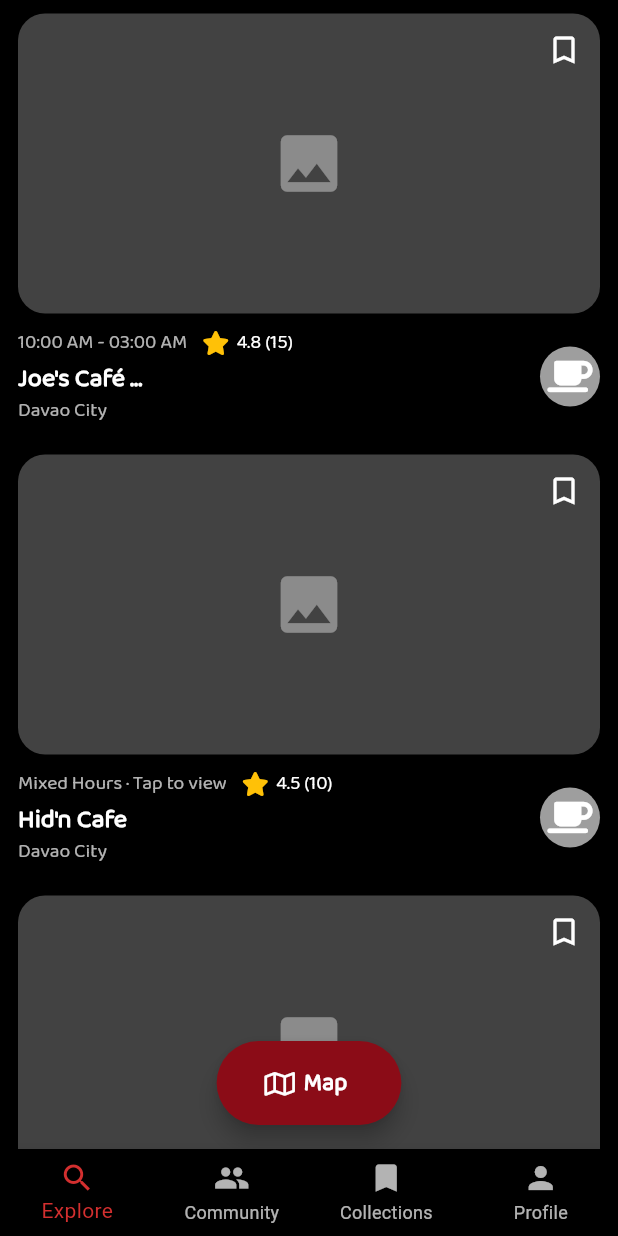
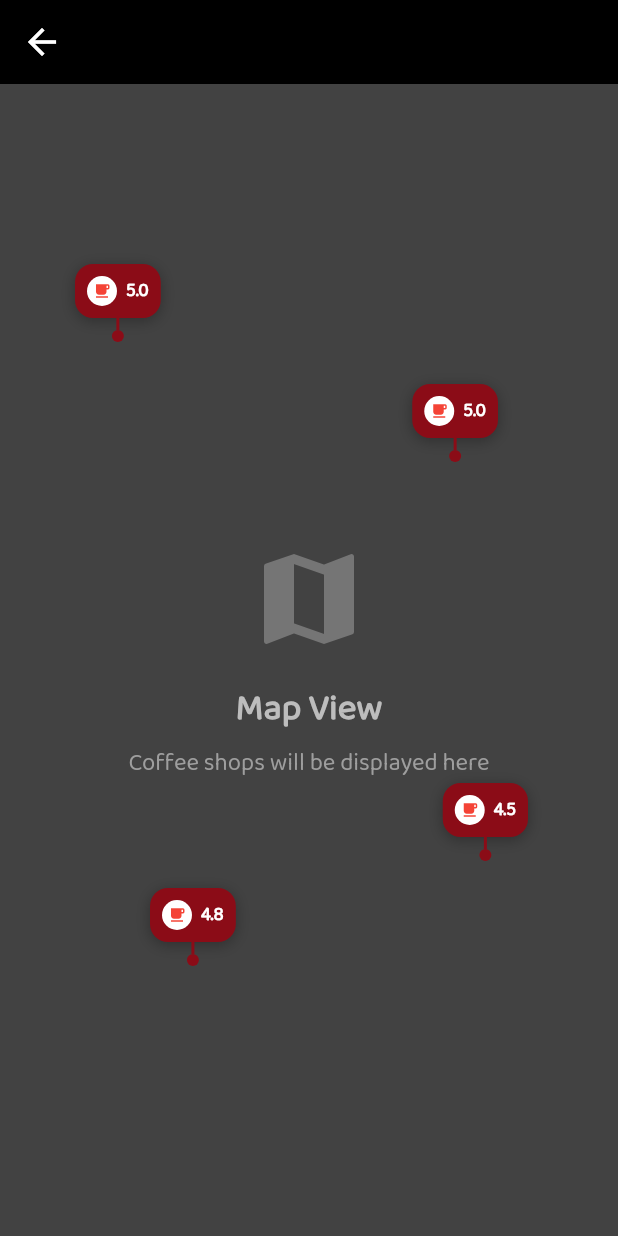
Before and after one commit to lansoyyy/CoFi, a Flutter app: the HomeScreen screen opened directly, scrolled down 1152 dp, after a tap on "Map", on a phone screen of 412 x 824 dp. Run offline on Flutter 3.47's test engine with Material 3 defaults, Android fonts, the phone set to English and light mode, and no system bars; our stand-ins replace fluttertoast, font_awesome_flutter.

Commit message:
added map screen ui

```diff
--- a/lib/main.dart
+++ b/lib/main.dart
@@ -8,6 +8,7 @@ import 'screens/subscreens/visited_cafes_screen.dart';
 import 'screens/subscreens/submit_shop_screen.dart';
 import 'screens/subscreens/business_screen.dart';
 import 'screens/subscreens/business_profile_screen.dart';
+import 'screens/subscreens/map_view_screen.dart';
 import 'utils/colors.dart';
 
 void main() {
@@ -33,6 +34,7 @@ class MyApp extends StatelessWidget {
         '/submitShop': (context) => const SubmitShopScreen(),
         '/business': (context) => const BusinessScreen(),
         '/businessProfile': (context) => const BusinessProfileScreen(),
+        '/mapView': (context) => const MapViewScreen(),
       },
     );
   }
--- /dev/null
+++ b/lib/screens/subscreens/map_view_screen.dart
@@ -0,0 +1,187 @@
+import 'package:flutter/material.dart';
+import '../../utils/colors.dart';
+import '../../widgets/text_widget.dart';
+import '../../widgets/coffee_shop_details_bottom_sheet.dart';
+
+class MapViewScreen extends StatelessWidget {
+  const MapViewScreen({super.key});
+
+  @override
+  Widget build(BuildContext context) {
+    return Scaffold(
+      backgroundColor: Colors.black,
+      appBar: AppBar(
+        backgroundColor: Colors.black,
+        elevation: 0,
+        leading: IconButton(
+          icon: const Icon(Icons.arrow_back, color: Colors.white, size: 28),
+          onPressed: () => Navigator.pop(context),
+        ),
+      ),
+      body: Stack(
+        children: [
+          // Map placeholder
+          Container(
+            width: double.infinity,
+            height: double.infinity,
+            color: Colors.grey[800],
+            child: Center(
+              child: Column(
+                mainAxisAlignment: MainAxisAlignment.center,
+                children: [
+                  Icon(
+                    Icons.map,
+                    size: 80,
+                    color: Colors.grey[600],
+                  ),
+                  const SizedBox(height: 16),
+                  TextWidget(
+                    text: 'Map View',
+                    fontSize: 24,
+                    color: Colors.grey[400]!,
+                    isBold: true,
+                  ),
+                  const SizedBox(height: 8),
+                  TextWidget(
+                    text: 'Coffee shops will be displayed here',
+                    fontSize: 16,
+                    color: Colors.grey[500]!,
+                  ),
+                ],
+              ),
+            ),
+          ),
+
+          // Coffee shop markers placeholder
+          Positioned(
+            top: 120,
+            left: 50,
+            child: _buildMapMarker(
+              context: context,
+              name: 'Fiend Coffee Club',
+              rating: '5.0',
+              location: 'Davao City',
+              hours: '11:00 AM - 02:00 AM',
+            ),
+          ),
+
+          Positioned(
+            top: 200,
+            right: 80,
+            child: _buildMapMarker(
+              context: context,
+              name: 'Daily Dose',
+              rating: '5.0',
+              location: 'Davao City',
+              hours: '09:00 AM - 12:00 AM',
+            ),
+          ),
+
+          Positioned(
+            bottom: 180,
+            left: 100,
+            child: _buildMapMarker(
+              context: context,
+              name: 'Joe\'s Café',
+              rating: '4.8',
+              location: 'Davao City',
+              hours: '10:00 AM - 03:00 AM',
+            ),
+          ),
+
+          Positioned(
+            bottom: 250,
+            right: 60,
+            child: _buildMapMarker(
+              context: context,
+              name: 'Hid\'n Cafe',
+              rating: '4.5',
+              location: 'Davao City',
+              hours: 'Mixed Hours · Tap to view',
+            ),
+          ),
+        ],
+      ),
+    );
+  }
+
+  Widget _buildMapMarker({
+    required BuildContext context,
+    required String name,
+    required String rating,
+    required String location,
+    required String hours,
+  }) {
+    return GestureDetector(
+      onTap: () {
+        CoffeeShopDetailsBottomSheet.show(
+          context,
+          name: name,
+          location: location,
+          hours: hours,
+          rating: rating,
+        );
+      },
+      child: Column(
+        children: [
+          // Coffee marker
+          Container(
+            padding: const EdgeInsets.all(8),
+            decoration: BoxDecoration(
+              color: primary,
+              borderRadius: BorderRadius.circular(12),
+              boxShadow: [
+                BoxShadow(
+                  color: Colors.black.withOpacity(0.3),
+                  blurRadius: 8,
+                  offset: const Offset(0, 2),
+                ),
+              ],
+            ),
+            child: Row(
+              mainAxisSize: MainAxisSize.min,
+              children: [
+                Container(
+                  width: 20,
+                  height: 20,
+                  decoration: const BoxDecoration(
+                    color: Colors.white,
+                    shape: BoxShape.circle,
+                  ),
+                  child: const Icon(
+                    Icons.local_cafe,
+                    color: Colors.red,
+                    size: 12,
+                  ),
+                ),
+                const SizedBox(width: 6),
+                TextWidget(
+                  text: rating,
+                  fontSize: 12,
+                  color: Colors.white,
+                  isBold: true,
+                ),
+              ],
+            ),
+          ),
+
+          // Marker pointer
+          Container(
+            width: 2,
+            height: 8,
+            color: primary,
+          ),
+
+          Container(
+            width: 8,
+            height: 8,
+            decoration: BoxDecoration(
+              color: primary,
+              shape: BoxShape.circle,
+            ),
+          ),
+        ],
+      ),
+    );
+  }
+}
```
Also changed, not shown: lib/screens/home_screen.dart (+6 -2 lines), lib/widgets/coffee_shop_details_bottom_sheet.dart (added, +216 -0 lines).
